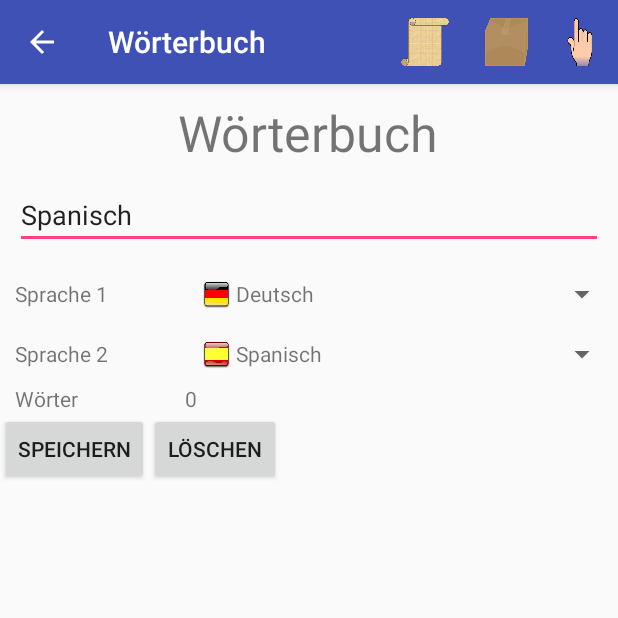
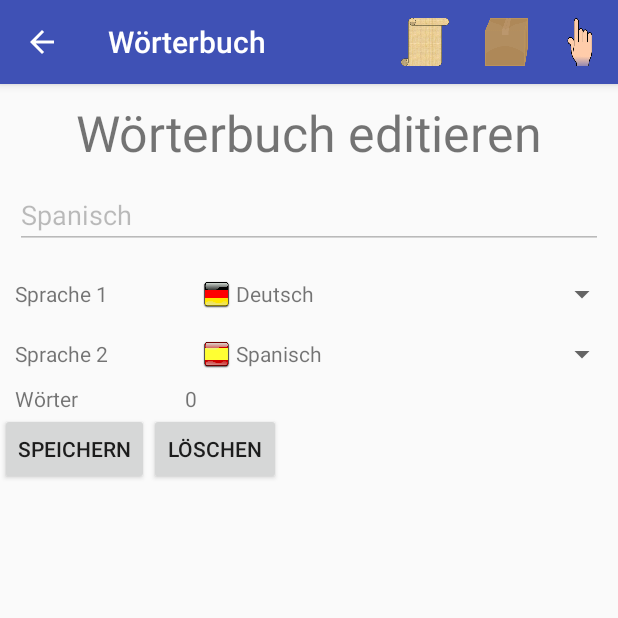
Before and after one commit to CarstenKarbach/VoBox, an Android app: the screen it shows after launch (DictionaryActivity), after a tap on "EDITIEREN", on a phone screen of 412 x 824 dp, the top half of it. Run offline under Robolectric (Android 15) with nearby library versions, the phone set to English and light mode, and no system bars.

Commit message:
Add two modes for dictionary settings: new and edit

```diff
--- a/app/src/main/AndroidManifest.xml
+++ b/app/src/main/AndroidManifest.xml
@@ -39,6 +39,7 @@
         </activity>
         <activity android:name=".DictionaryActivity"
             android:label="Wörterbuch"
+            android:windowSoftInputMode="stateHidden"
             android:parentActivityName=".StarterActivity" >
             <meta-data
                 android:name="android.support.PARENT_ACTIVITY"
--- a/app/src/main/java/de/karbach/superapp/DictionaryActivity.java
+++ b/app/src/main/java/de/karbach/superapp/DictionaryActivity.java
@@ -33,6 +33,13 @@ public class DictionaryActivity extends SingleFragmentSaveOnPauseActivity {
     protected Fragment createFragment() {
         DictionaryFragment result =  new DictionaryFragment();
 
+        int modeKey = getIntent().getIntExtra(DictionaryFragment.PARAMMODE, -1);
+        if(modeKey != -1){
+            Bundle arguments = new Bundle();
+            arguments.putInt(DictionaryFragment.PARAMMODE, modeKey);
+            result.setArguments(arguments);
+        }
+
         return result;
     }
 
--- a/app/src/main/java/de/karbach/superapp/DictionaryFragment.java
+++ b/app/src/main/java/de/karbach/superapp/DictionaryFragment.java
@@ -19,7 +19,9 @@
 package de.karbach.superapp;
 
 import android.app.Fragment;
+import android.content.Context;
 import android.content.Intent;
+import android.os.Build;
 import android.os.Bundle;
 import android.support.annotation.Nullable;
 import android.text.Editable;
@@ -30,6 +32,7 @@ import android.view.LayoutInflater;
 import android.view.MenuItem;
 import android.view.View;
 import android.view.ViewGroup;
+import android.view.inputmethod.InputMethodManager;
 import android.widget.ArrayAdapter;
 import android.widget.BaseAdapter;
 import android.widget.Button;
@@ -56,21 +59,35 @@ import de.karbach.superapp.data.DictionaryManagement;
  */
 public class DictionaryFragment extends Fragment{
 
+    public static String PARAMMODE = "de.karbach.superapp.DictionaryFragment.mode";
+
     public static List<String> languages = Arrays.asList(new String[]{"Deutsch", "Englisch", "Spanisch", "Schwedisch"});
 
-    protected void updateSaveLabel(Button button, String currentText){
-        final DictionaryManagement dm = DictionaryManagement.getInstance(getActivity());
-        if(dm.dictionaryExists(currentText)){
+    protected void updateSaveLabel(Button button, View rootView){
+        if(mode == Mode.EDIT){
             button.setText("speichern");
         }
         else{
             button.setText("hinzufügen");
+            button.setEnabled(true);
+            if(rootView != null){
+                final EditText nameview = rootView.findViewById(R.id.dictionary_name);
+                if(nameview != null){
+                    String name = nameview.getText().toString();
+                    DictionaryManagement dm = DictionaryManagement.getInstance(getActivity());
+                    boolean existing = dm.dictionaryExists(name);
+                    if(existing){
+                        button.setEnabled(false);
+                    }
+                }
+            }
         }
     }
 
     protected void reloadDictionaryData(View fragmentView, boolean updateselected){
         View view = fragmentView == null ? getView(): fragmentView;
         final EditText nameview = view.findViewById(R.id.dictionary_name);
+        nameview.setEnabled(mode == Mode.NEW);
         final DictionaryManagement dm = DictionaryManagement.getInstance(getActivity());
         Dictionary dict = dm.getSelectedDictionary();
         if(updateselected) {
@@ -79,7 +96,7 @@ public class DictionaryFragment extends Fragment{
             }
         }
         final Button saveButton = view.findViewById(R.id.save_button);
-        updateSaveLabel(saveButton, nameview.getText().toString());
+        updateSaveLabel(saveButton, view);
 
         TextView wordcount = view.findViewById(R.id.wordcount);
         Dictionary currentDict = dm.getDictionary(nameview.getText().toString());
@@ -104,6 +121,20 @@ public class DictionaryFragment extends Fragment{
                 pos = 0;
             }
             baseLanguageSpinner.setSelection(pos);
+        }
+
+        TextView actionLabel = view.findViewById(R.id.actionlabel);
+        if(mode == Mode.EDIT){
+            actionLabel.setText("Wörterbuch editieren");
+        }
+        else{
+            actionLabel.setText("Neues Wörterbuch");
+        }
+
+        final Button deleteButton = view.findViewById(R.id.delete_button);
+        deleteButton.setVisibility(View.VISIBLE);
+        if(mode == Mode.NEW){
+            deleteButton.setVisibility(View.INVISIBLE);
         }
     }
 
@@ -159,6 +190,29 @@ public class DictionaryFragment extends Fragment{
             List<String> flags = languages;
             FlagAdapter fa = new FlagAdapter(flags);
             languageSpinner.setAdapter(fa);
+
+            if(id == R.id.flag_selection2){
+                languageSpinner.setSelection(1);
+            }
+        }
+    }
+
+    public enum Mode {
+        NEW, EDIT
+    }
+
+    private Mode mode = Mode.NEW;
+
+    @Override
+    public void onCreate(Bundle savedInstanceState) {
+        super.onCreate(savedInstanceState);
+
+        setRetainInstance(true);
+
+        Bundle arguments = getArguments();
+        if(arguments != null) {
+            int paramvalue = arguments.getInt(PARAMMODE, Mode.NEW.ordinal());
+            mode = Mode.values()[paramvalue];
         }
     }
 
@@ -172,7 +226,7 @@ public class DictionaryFragment extends Fragment{
         final EditText nameview = result.findViewById(R.id.dictionary_name);
         final DictionaryManagement dm = DictionaryManagement.getInstance(getActivity());
 
-        reloadDictionaryData(result, true);
+        reloadDictionaryData(result, mode == Mode.EDIT);
 
         final Button saveButton = result.findViewById(R.id.save_button);
         saveButton.setOnClickListener(new View.OnClickListener() {
@@ -181,6 +235,11 @@ public class DictionaryFragment extends Fragment{
                 String newDict = nameview.getText().toString();
 
                 boolean existing = dm.dictionaryExists(newDict);
+
+                if(mode == Mode.NEW && existing){
+                    Toast.makeText(getActivity(), "Name schon vergeben.", Toast.LENGTH_SHORT).show();
+                    return;
+                }
 
                 dm.addDictionary(newDict);
                 dm.selectDictionary(newDict);
@@ -195,11 +254,16 @@ public class DictionaryFragment extends Fragment{
                 dict.save(getActivity());
 
                 String toast = "Neues Wörterbuch '"+newDict+"' gespeichert";
-                if(existing){
+                if(mode==Mode.EDIT){
                     toast = "Änderungen am Wörterbuch '"+newDict+"' gespeichert";
                 }
 
                 Toast.makeText(getActivity(), toast, Toast.LENGTH_SHORT).show();
+
+                if(mode == Mode.NEW){
+                    mode = Mode.EDIT;
+                }
+
                 reloadDictionaryData(null, true);
             }
         });
--- a/app/src/main/java/de/karbach/superapp/StarterFragment.java
+++ b/app/src/main/java/de/karbach/superapp/StarterFragment.java
@@ -57,6 +57,18 @@ public class StarterFragment extends Fragment {
                     @Override
                     public void onClick(View view) {
                         Intent intent = new Intent(getActivity(), DictionaryActivity.class);
+                        intent.putExtra(DictionaryFragment.PARAMMODE, DictionaryFragment.Mode.NEW.ordinal());
+                        startActivity(intent);
+                    }
+                }
+        );
+        Button editDictButton = result.findViewById(R.id.edit_button);
+        editDictButton.setOnClickListener(
+                new View.OnClickListener() {
+                    @Override
+                    public void onClick(View view) {
+                        Intent intent = new Intent(getActivity(), DictionaryActivity.class);
+                        intent.putExtra(DictionaryFragment.PARAMMODE, DictionaryFragment.Mode.EDIT.ordinal());
                         startActivity(intent);
                     }
                 }
--- a/app/src/main/res/layout/dictionarysettings_fragment.xml
+++ b/app/src/main/res/layout/dictionarysettings_fragment.xml
@@ -17,6 +17,7 @@
             android:layout_gravity="center_horizontal|center_vertical"
             android:paddingTop="10dp"
             android:textSize="15pt"
+            android:id="@+id/actionlabel"
             />
 
         <EditText
--- a/app/src/main/res/layout/starter_fragment.xml
+++ b/app/src/main/res/layout/starter_fragment.xml
@@ -109,6 +109,12 @@
             android:layout_height="wrap_content"
             android:text="editieren"
             android:layout_gravity="center_horizontal|center_vertical"
+            android:id="@+id/edit_button"/>
+        <Button
+            android:layout_width="wrap_content"
+            android:layout_height="wrap_content"
+            android:text="neu"
+            android:layout_gravity="center_horizontal|center_vertical"
             android:id="@+id/add_button"/>
 
     </LinearLayout>
```
